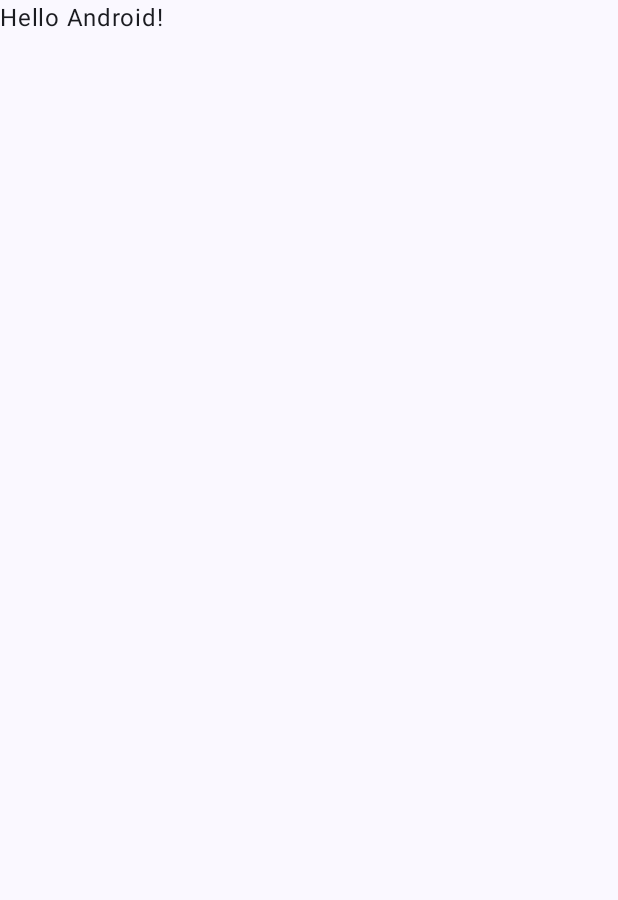
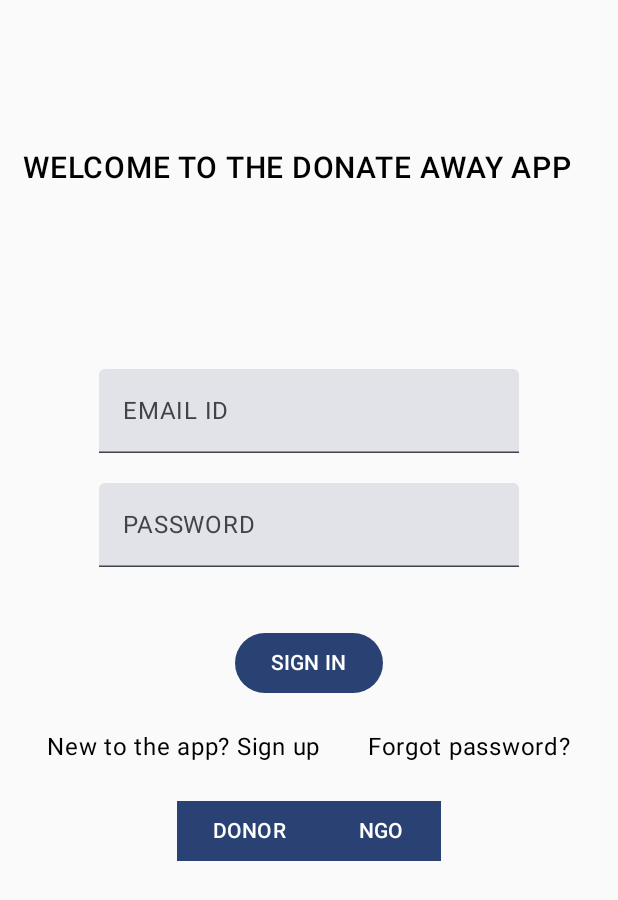
Before and after one commit to nitinsrinivas013/DonateAway, an Android app built with Jetpack Compose: the screen it shows after launch (MainActivity), on a phone screen of 412 x 824 dp. Before the commit the part shown is almost empty. Shown: the top 900 px of the screen. Run offline under Robolectric (Android 15) with nearby library versions, the phone set to English and light mode, and no system bars.

```diff
--- a/app/src/main/java/com/example/donateaway/MainActivity.kt
+++ b/app/src/main/java/com/example/donateaway/MainActivity.kt
@@ -4,13 +4,31 @@ import android.os.Bundle
 import androidx.activity.ComponentActivity
 import androidx.activity.compose.setContent
 import androidx.activity.enableEdgeToEdge
+import androidx.compose.foundation.layout.Arrangement
+import androidx.compose.foundation.layout.Column
+import androidx.compose.foundation.layout.Row
+import androidx.compose.foundation.layout.Spacer
 import androidx.compose.foundation.layout.fillMaxSize
+import androidx.compose.foundation.layout.fillMaxWidth
+import androidx.compose.foundation.layout.height
 import androidx.compose.foundation.layout.padding
-import androidx.compose.material3.Scaffold
+import androidx.compose.material3.Button
 import androidx.compose.material3.Text
+import androidx.compose.material3.TextField
 import androidx.compose.runtime.Composable
+import androidx.compose.runtime.getValue
+import androidx.compose.runtime.mutableStateOf
+import androidx.compose.runtime.remember
+import androidx.compose.runtime.setValue
+import androidx.compose.ui.Alignment
 import androidx.compose.ui.Modifier
+import androidx.compose.ui.graphics.RectangleShape
+import androidx.compose.ui.text.font.FontWeight
+import androidx.compose.ui.text.input.PasswordVisualTransformation
 import androidx.compose.ui.tooling.preview.Preview
+import androidx.compose.ui.unit.dp
+import androidx.compose.ui.unit.sp
+
 import com.example.donateaway.ui.theme.DonateAwayTheme
 
 class MainActivity : ComponentActivity() {
@@ -19,29 +37,94 @@ class MainActivity : ComponentActivity() {
         enableEdgeToEdge()
         setContent {
             DonateAwayTheme {
-                Scaffold(modifier = Modifier.fillMaxSize()) { innerPadding ->
-                    Greeting(
-                        name = "Android",
-                        modifier = Modifier.padding(innerPadding)
-                    )
-                }
+                MyApp()
+
             }
         }
     }
 }
 
 @Composable
-fun Greeting(name: String, modifier: Modifier = Modifier) {
-    Text(
-        text = "Hello $name!",
-        modifier = modifier
-    )
+fun MyApp(){
+    DonorLoginScreen()
+
 }
 
-@Preview(showBackground = true)
 @Composable
-fun GreetingPreview() {
-    DonateAwayTheme {
-        Greeting("Android")
+fun DonorLoginScreen(){
+
+    Text(
+        "WELCOME TO THE DONATE AWAY APP",
+        fontSize = 20.sp,
+        fontWeight = FontWeight.SemiBold,
+        modifier = Modifier.fillMaxWidth().padding(top = 100.dp, start = 15.dp, end = 15.dp)
+    )
+
+    var emailId by remember { mutableStateOf("") }
+    var password by remember {mutableStateOf("")}
+
+    Column(
+        horizontalAlignment = Alignment.CenterHorizontally,
+        verticalArrangement = Arrangement.Center,
+        modifier = Modifier.fillMaxSize()
+    ){
+        TextField(emailId , {emailId = it} , label = {Text("EMAIL ID")})
+        Spacer(Modifier.height(20.dp))
+        TextField(password,
+            {password = it},
+            label = {Text("PASSWORD")},
+            visualTransformation = PasswordVisualTransformation()
+        )
+        Spacer(Modifier.height(40.dp))
+        Button({}) {
+            Text("SIGN IN")
+        }
+        Spacer(Modifier.height(20.dp))
+        Row(
+            Modifier.fillMaxWidth(),
+            horizontalArrangement = Arrangement.SpaceEvenly
+        ){
+            Text("New to the app? Sign up")
+            Text("Forgot password?")
+        }
+        Spacer(Modifier.height(20.dp))
+        ButtonHandling()
+
+
+
+
+    }
+
+
+}
+
+@Composable
+fun ButtonHandling(){
+
+    Row(
+        Modifier.fillMaxWidth(),
+        horizontalArrangement = Arrangement.Center
+    ){
+
+        Button(
+            {},
+            shape = RectangleShape
+            ) {
+            Text("DONOR")
+        }
+        Button(
+            {},
+            shape = RectangleShape
+        ) {
+            Text("NGO")
+        }
     }
 }
+
+@Preview
+@Composable
+fun DonorLoginScreenPreview(){
+    DonateAwayTheme {
+        DonorLoginScreen()
+    }
+}
--- a/app/src/main/res/values/colors.xml
+++ b/app/src/main/res/values/colors.xml
@@ -7,4 +7,10 @@
     <color name="teal_700">#FF018786</color>
     <color name="black">#FF000000</color>
     <color name="white">#FFFFFFFF</color>
+
+    <color name="app_bg_gray">#F2F2F2</color>
+    <color name="form_bg_gray">#D9D9D9</color>
+    <color name="active_green">#00FF00</color>
+    <color name="inactive_gray">#CCCCCC</color>
+    <color name="input_red">#FF0000</color>
 </resources>
```
